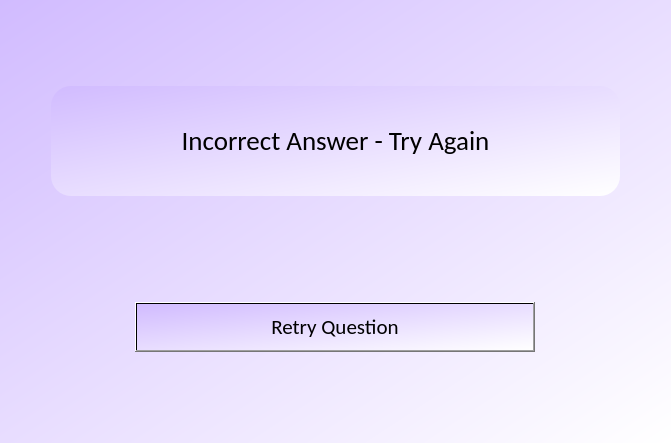
JakeH-32/Capstone, file View/IncorrectScreen_2.ui: the form before one commit.
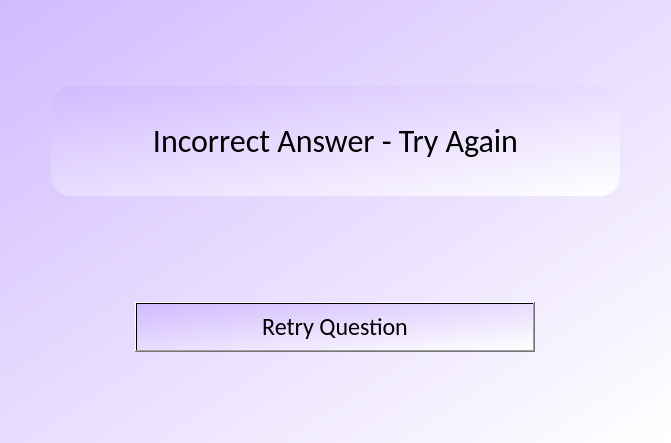
The form after the commit.

What changed in the file:
```diff
--- a/View/IncorrectScreen_2.ui
+++ b/View/IncorrectScreen_2.ui
@@ -102,7 +102,7 @@
        <property name="font">
         <font>
          <family>Calibri</family>
-         <pointsize>20</pointsize>
+         <pointsize>24</pointsize>
          <weight>50</weight>
          <italic>false</italic>
          <bold>false</bold>
@@ -175,7 +175,7 @@
        <property name="font">
         <font>
          <family>Calibri</family>
-         <pointsize>16</pointsize>
+         <pointsize>18</pointsize>
         </font>
        </property>
        <property name="styleSheet">
```
